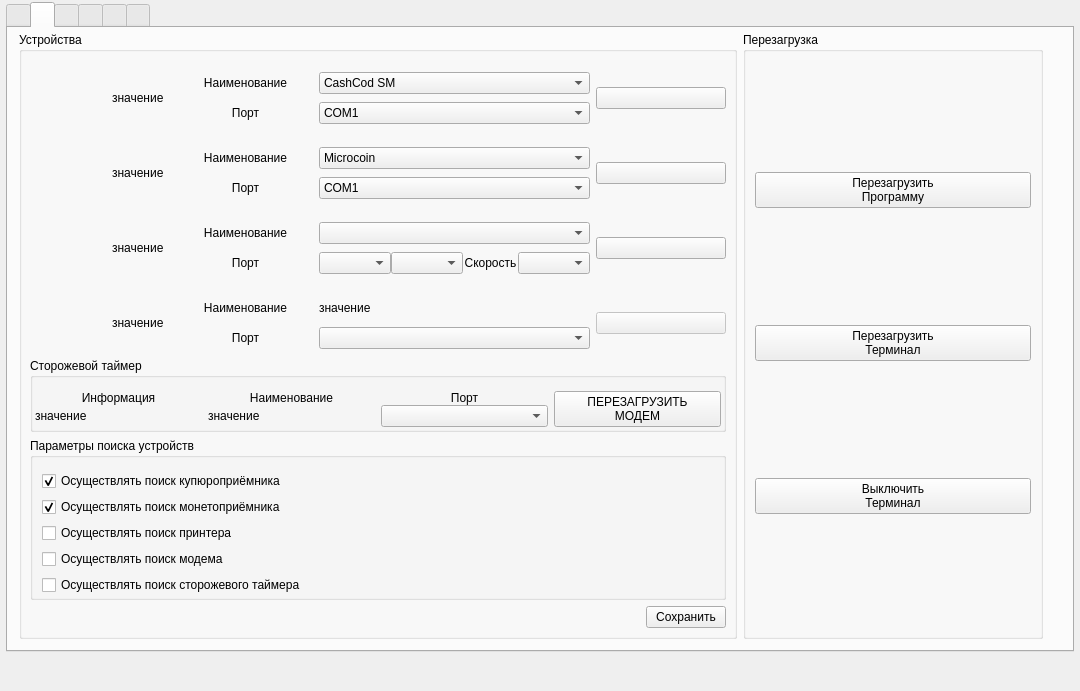
Ilkhom-S/e-kiosk, file apps/EKiosk/src/ui/admindialog.ui: the form before one commit.
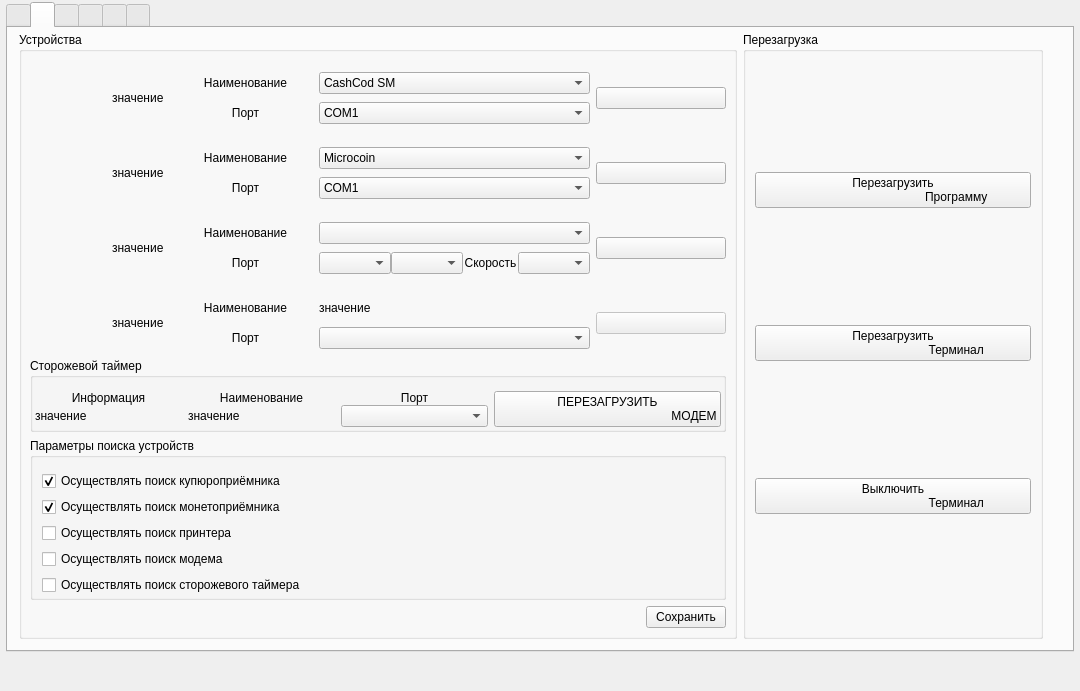
The form after the commit. The open tabs and pages were chosen to show the change. Icons and pictures are not drawn.

```diff
--- a/apps/EKiosk/src/ui/admindialog.ui
+++ b/apps/EKiosk/src/ui/admindialog.ui
@@ -1237,7 +1237,7 @@
                        <widget class="QPushButton" name="btnAdminTestRestartModemReal">
                         <property name="text">
                          <string>ПЕРЕЗАГРУЗИТЬ
-МОДЕМ</string>
+                                                    МОДЕМ</string>
                         </property>
                        </widget>
                       </item>
@@ -1383,7 +1383,7 @@
                 <widget class="QPushButton" name="btnRestartAppTypeDevices">
                  <property name="text">
                   <string>Перезагрузить
-Программу</string>
+                                      Программу</string>
                  </property>
                  <property name="icon">
                   <iconset resource="../../ekiosk.qrc">
@@ -1401,7 +1401,7 @@
                 <widget class="QPushButton" name="btnRestartTypeDevices">
                  <property name="text">
                   <string>Перезагрузить
-Терминал</string>
+                                      Терминал</string>
                  </property>
                  <property name="icon">
                   <iconset resource="../../ekiosk.qrc">
@@ -1419,7 +1419,7 @@
                 <widget class="QPushButton" name="btnPowerOffTypeDevices">
                  <property name="text">
                   <string>Выключить
-Терминал</string>
+                                      Терминал</string>
                  </property>
                  <property name="icon">
                   <iconset resource="../../ekiosk.qrc">
```
Left out of the diff: 359 changed lines with no effect on the pictures. Lines whose indentation alone changed are shown as unchanged.
